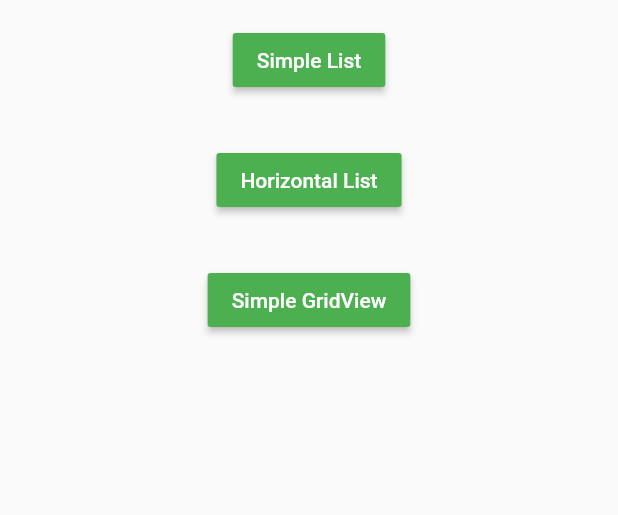
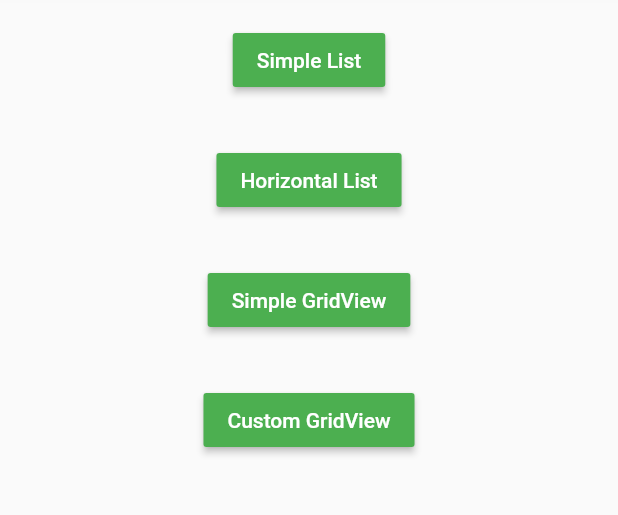
Before and after one commit to TetenDwiRahmi/MyFirstFlutter, a Flutter app: the PageListView screen opened directly, on a phone screen of 412 x 824 dp, the part 108-623 px from its top. Run offline on Flutter 3.47's test engine with Material 2 defaults, Android fonts, the phone set to English and light mode, and no system bars.

Commit message:
CustomGridView

```diff
--- a/lib/ui/ListView.dart
+++ b/lib/ui/ListView.dart
@@ -50,6 +50,17 @@ class PageListView extends StatelessWidget {
                 textColor: Colors.white,
               ),
             ),
+            Container(
+              padding: EdgeInsets.all(16.0),
+              child: MaterialButton(
+                child: Text('Custom GridView'),
+                onPressed: () {
+                  Navigator.push(context, MaterialPageRoute(builder: (context) => CustomeGridView()));
+                },
+                color: Colors.green,
+                textColor: Colors.white,
+              ),
+            ),
 
           ],
         ),
--- a/pubspec.yaml
+++ b/pubspec.yaml
@@ -58,8 +58,8 @@ flutter:
   uses-material-design: true
 
   # To add assets to your application, add an assets section, like this:
-  # assets:
-  #   - images/a_dot_burr.jpeg
+  assets:
+     - assets/gambar/
   #   - images/a_dot_ham.jpeg
 
   # An image asset can refer to one or more resolution-specific "variants", see
```
Also changed, not shown: lib/ui/SimpledanCustomGridView.dart (+66 -2 lines), assets/gambar/gulai ayam.jpg (added), assets/gambar/gulai ikan.jpg (added), assets/gambar/perkedel.png (added), assets/gambar/rendang.jpg (added), assets/gambar/sate_padang.jpg (added), assets/gambar/soto.jpg (added).
